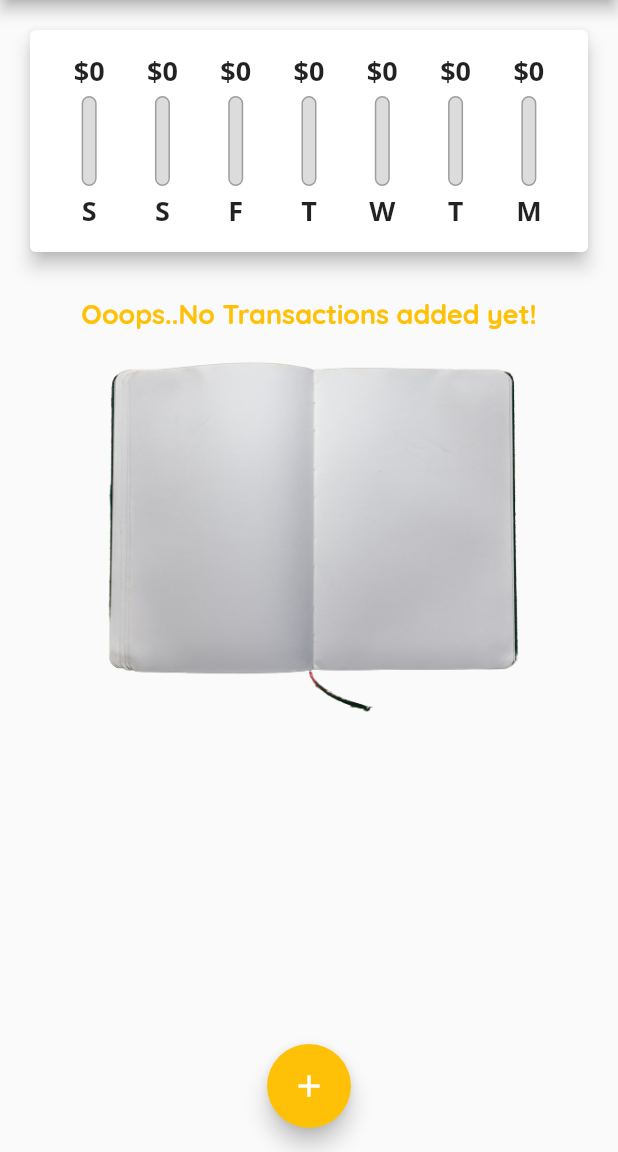
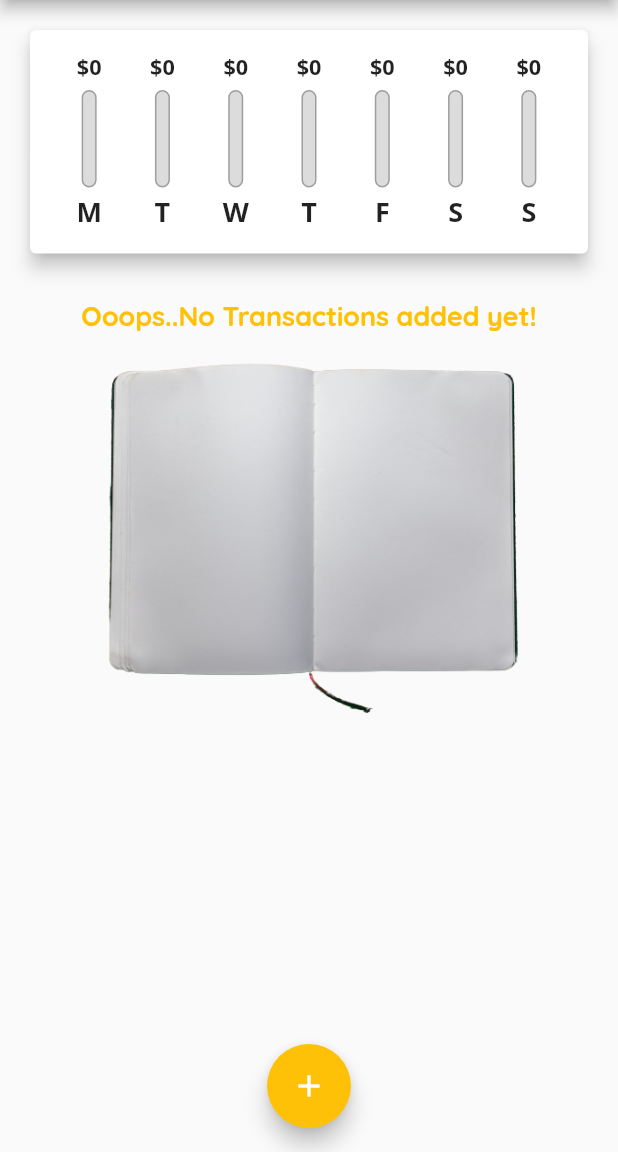
Before and after one commit to Tolulope05/e_planner, a Flutter app: the screen it shows after launch, on a phone screen of 412 x 824 dp, the part 84-1236 px from its top. Run offline on Flutter 3.47's test engine with Material 2 defaults, Android fonts, the phone set to English and light mode, and no system bars.

Commit message:
optimising the screen with new widgets

```diff
--- a/lib/widgets/chart.dart
+++ b/lib/widgets/chart.dart
@@ -25,7 +25,7 @@ class Chart extends StatelessWidget {
         'day': DateFormat.E().format(weekDay).substring(0, 1),
         'amount': totalSum,
       };
-    });
+    }).reversed.toList();
   }
 
   double get totalSpending {
--- a/lib/widgets/chart_bar.dart
+++ b/lib/widgets/chart_bar.dart
@@ -11,20 +11,23 @@ class ChartBar extends StatelessWidget {
   Widget build(BuildContext context) {
     return Column(
       children: [
-        FittedBox(
-          child: Text('\$${spendingAmount.toStringAsFixed(0)}'),
+        SizedBox(
+          height: 20,
+          child: FittedBox(
+            child: Text('\$${spendingAmount.toStringAsFixed(0)}'),
+          ),
+        ),
+        const SizedBox(
+          height: 5,
         ),
         SizedBox(
-          height: 4,
-        ),
-        Container(
-          height: 60,
+          height: 65,
           width: 10,
           child: Stack(children: [
             Container(
               decoration: BoxDecoration(
                 border: Border.all(color: Colors.grey, width: 1.0),
-                color: Color.fromRGBO(220, 220, 220, 1),
+                color: const Color.fromRGBO(220, 220, 220, 1),
                 borderRadius: BorderRadius.circular(10),
               ),
             ),
```
Also changed, not shown: lib/widgets/transaction_list.dart (+13 -26 lines).
